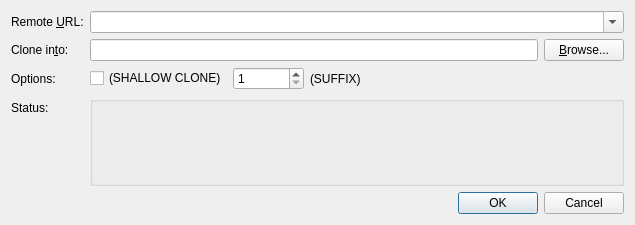
Qt form gitfourchette/forms/clonedialog.ui (weblate/gitfourchette) before a commit.
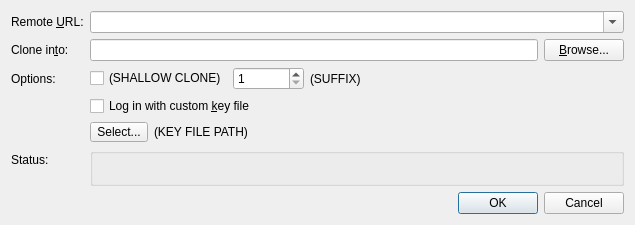
The same form after that commit. Custom widgets are drawn as their Qt base class.

Commit message: CloneDialog: Custom key file

Patch:
```diff
--- a/gitfourchette/forms/clonedialog.ui
+++ b/gitfourchette/forms/clonedialog.ui
@@ -138,14 +138,57 @@
      </item>
     </layout>
    </item>
-   <item row="3" column="0">
+   <item row="3" column="1">
+    <layout class="QGridLayout" name="keyFileLayout">
+     <item row="0" column="0" colspan="2">
+      <widget class="QCheckBox" name="keyFileCheckBox">
+       <property name="sizePolicy">
+        <sizepolicy hsizetype="MinimumExpanding" vsizetype="Fixed">
+         <horstretch>1</horstretch>
+         <verstretch>0</verstretch>
+        </sizepolicy>
+       </property>
+       <property name="text">
+        <string>Log in with custom &amp;key file</string>
+       </property>
+      </widget>
+     </item>
+     <item row="1" column="0">
+      <widget class="QToolButton" name="keyFileBrowseButton">
+       <property name="maximumSize">
+        <size>
+         <width>16777215</width>
+         <height>20</height>
+        </size>
+       </property>
+       <property name="text">
+        <string>Select...</string>
+       </property>
+      </widget>
+     </item>
+     <item row="1" column="1">
+      <widget class="QLabel" name="keyFilePath">
+       <property name="sizePolicy">
+        <sizepolicy hsizetype="Ignored" vsizetype="Preferred">
+         <horstretch>0</horstretch>
+         <verstretch>0</verstretch>
+        </sizepolicy>
+       </property>
+       <property name="text">
+        <string notr="true">(KEY FILE PATH)</string>
+       </property>
+      </widget>
+     </item>
+    </layout>
+   </item>
+   <item row="4" column="0">
     <widget class="QLabel" name="statusLabel">
      <property name="text">
       <string>Status:</string>
      </property>
     </widget>
    </item>
-   <item row="3" column="1">
+   <item row="4" column="1">
     <widget class="QGroupBox" name="statusGroupBox">
      <property name="sizePolicy">
       <sizepolicy hsizetype="Expanding" vsizetype="Expanding">
@@ -175,7 +218,7 @@
      </layout>
     </widget>
    </item>
-   <item row="4" column="1">
+   <item row="5" column="1">
     <widget class="QDialogButtonBox" name="buttonBox">
      <property name="orientation">
       <enum>Qt::Horizontal</enum>
```
The commit also changes 4 other files.
